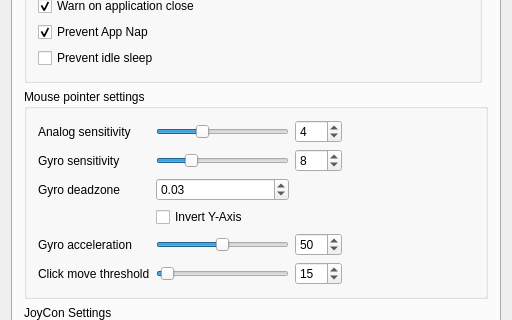
This is mainwindow.ui in lucidNTR/QJoyControl as Qt 5 draws it before an edit; both pictures show x 0 to 512 and y 180 to 500 of the 512 by 600 pixel window. The edited form follows.
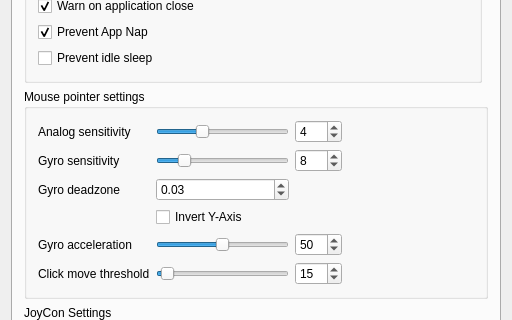
This is the edited form. The open tabs and pages were chosen to show the change. Custom widgets are drawn as their Qt base class.

```diff
--- a/mainwindow.ui
+++ b/mainwindow.ui
@@ -166,7 +166,7 @@
               <number>1</number>
              </property>
              <property name="maximum">
-              <number>30</number>
+              <number>40</number>
              </property>
              <property name="value">
               <number>8</number>
```
Left out of the diff: 2 changed lines with no effect on the pictures.
